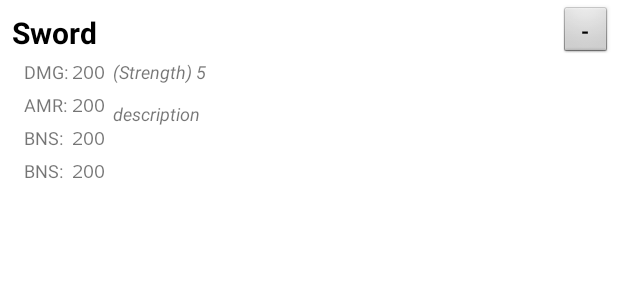
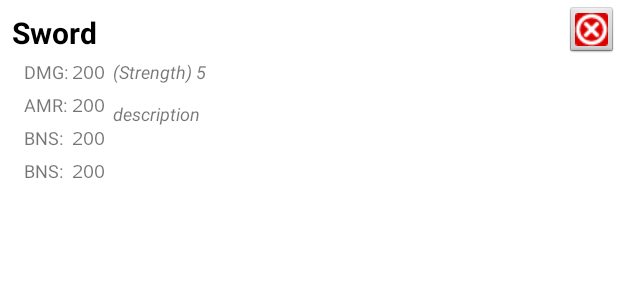
Before and after one commit to Kearns-Alex-School/Android-StatTracker, an Android app: the layout custom_layout_inventory.xml on its own in the app's theme, with its tools: preview values and no code run, on a phone screen of 412 x 824 dp. Shown: the top 300 px of the screen. Run offline under Robolectric (Android 15) with nearby library versions, the phone set to English and light mode, and no system bars.

Commit message:
ImageButton delete buttons added

```diff
--- a/app/src/main/java/cs246/groupApp/dndapp/CharacterAdapter.java
+++ b/app/src/main/java/cs246/groupApp/dndapp/CharacterAdapter.java
@@ -9,6 +9,7 @@ import android.view.Window;
 import android.view.WindowManager;
 import android.widget.ArrayAdapter;
 import android.widget.Button;
+import android.widget.ImageButton;
 import android.widget.TextView;
 
 import java.util.ArrayList;
@@ -25,7 +26,7 @@ public class CharacterAdapter extends ArrayAdapter<CharacterDataModel> implement
     private static class ViewHolder {
         TextView txtName;
         TextView txtNotes;
-        Button bDelete;
+        ImageButton bDelete;
     }
 
     /**
--- a/app/src/main/res/layout/activity_character_details.xml
+++ b/app/src/main/res/layout/activity_character_details.xml
@@ -58,6 +58,7 @@
             android:layout_width="56dp"
             android:layout_height="56dp"
             android:layout_weight="0"
+            android:focusable="false"
             android:contentDescription="Dice Button"
             android:onClick="diceRoll"
             android:src="@drawable/dice_image"
--- a/app/src/main/res/layout/custom_layout_inventory.xml
+++ b/app/src/main/res/layout/custom_layout_inventory.xml
@@ -22,11 +22,24 @@
         app:autoSizeMaxTextSize="20dp"
         app:autoSizeStepGranularity="2dp"
         app:autoSizeTextType="uniform"
-        app:layout_constraintEnd_toStartOf="@+id/Delete"
+        app:layout_constraintEnd_toStartOf="@+id/ImageButtonDelete"
         app:layout_constraintStart_toStartOf="parent"
         app:layout_constraintTop_toTopOf="parent" />
 
-    <Button
+    <ImageButton
+        android:id="@+id/ImageButtonDelete"
+        style="@android:style/Widget.ImageButton"
+        android:layout_width="35dp"
+        android:layout_height="35dp"
+        android:layout_weight="0"
+        android:focusable="false"
+        android:contentDescription="Delete Button"
+        android:src="@drawable/cancel"
+        app:layout_constraintBottom_toBottomOf="@+id/Name"
+        app:layout_constraintEnd_toEndOf="parent"
+        app:layout_constraintTop_toTopOf="@+id/Name" />
+
+    <!--Button
         android:id="@+id/Delete"
         style="@android:style/Widget.Button"
         android:layout_width="35dp"
@@ -40,7 +53,7 @@
         android:textStyle="bold"
         app:layout_constraintBottom_toBottomOf="@+id/Name"
         app:layout_constraintEnd_toEndOf="parent"
-        app:layout_constraintTop_toTopOf="@+id/Name" />
+        app:layout_constraintTop_toTopOf="@+id/Name" /-->
 
     <LinearLayout
         android:layout_width="0dp"
@@ -50,7 +63,7 @@
         android:orientation="horizontal"
         app:layout_constraintEnd_toEndOf="parent"
         app:layout_constraintStart_toStartOf="parent"
-        app:layout_constraintTop_toBottomOf="@+id/Delete">
+        app:layout_constraintTop_toBottomOf="@+id/ImageButtonDelete">
 
         <LinearLayout
             android:layout_width="wrap_content"
@@ -150,7 +163,7 @@
             android:textSize="12sp"
             android:textStyle="italic"
             app:layout_constraintEnd_toEndOf="parent"
-            app:layout_constraintTop_toBottomOf="@+id/Delete" />
+            app:layout_constraintTop_toBottomOf="@+id/ImageButtonDelete" />
     </LinearLayout>
 
 </android.support.constraint.ConstraintLayout>
```
Also changed, not shown: app/src/main/java/cs246/groupApp/dndapp/InventoryAdapter.java (+4 -3 lines), app/src/main/java/cs246/groupApp/dndapp/SubStatAdapter.java (+4 -3 lines), app/src/main/res/layout/custom_layout_character.xml (+17 -3 lines), app/src/main/res/layout/custom_layout_substat.xml (+18 -5 lines), app/src/main/res/drawable/cancel.png (added), 1 other file.
